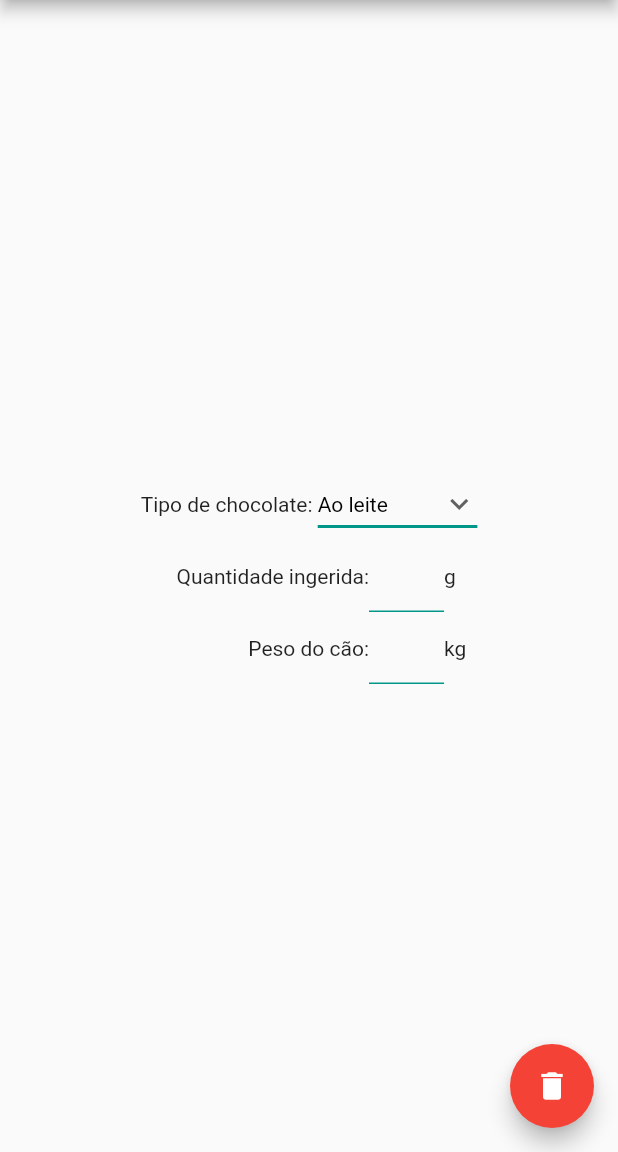
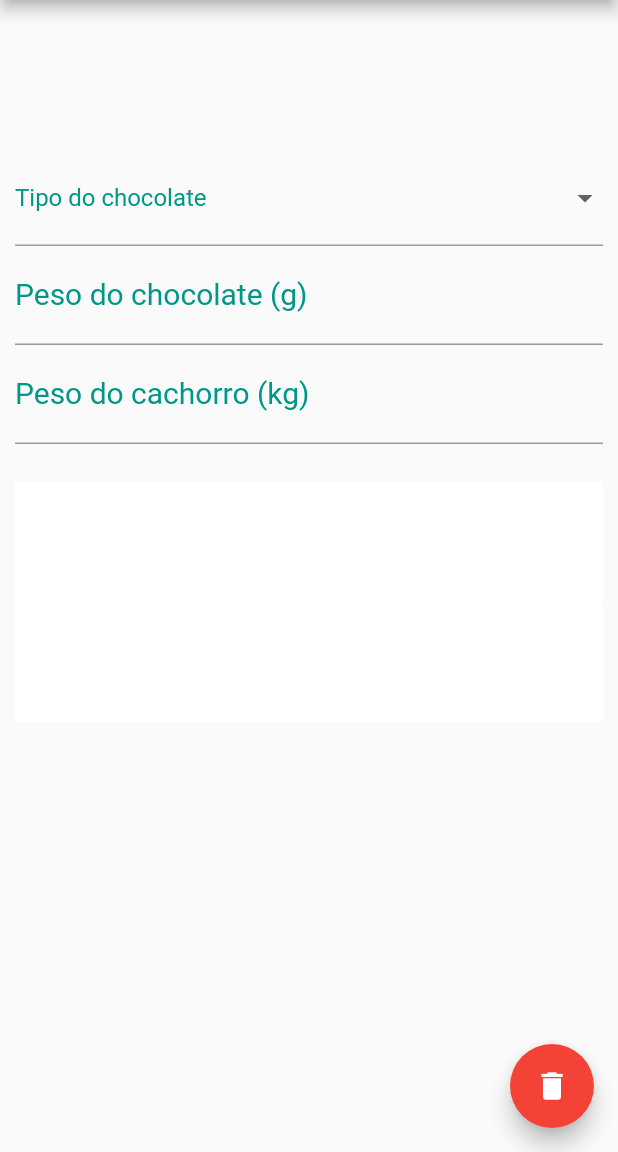
Before and after one commit to enriquefiore/choco-toxic, a Flutter app: the screen it shows after launch, after a tap on the "delete" icon, on a phone screen of 412 x 824 dp, the part 84-1236 px from its top. Run offline on Flutter 3.47's test engine with Material 2 defaults, Android fonts, the phone set to English and light mode, and no system bars.

Commit message:
20200508_commit: Calculos funcionando

```diff
--- a/lib/main.dart
+++ b/lib/main.dart
@@ -25,17 +25,66 @@ class MyHomePage extends StatefulWidget {
   _MyHomePageState createState() => _MyHomePageState();
 }
 
+class _MyHomePageState extends State<MyHomePage> {
+  GlobalKey<FormState> _formKey = GlobalKey<FormState>();
+
+  var pesoChoController = TextEditingController();
+  var pesoDogController = TextEditingController();
   String ddChocolateValue = "Ao leite";
-
-class _MyHomePageState extends State<MyHomePage> {
-  double _txtCWeight = 0.0;
-  double _txtAWeight = 0.0;
+  String _resultadoCalculadora = "";
+  String _resultadoMensagem = "";
+  Color _resultadoCor = Colors.white;
+  Color _resultadoCorFonte = Colors.white;
 
   void _resetForm() {
     setState(() {
       ddChocolateValue = "Ao leite";
-      _txtCWeight = 0;
-      _txtAWeight = 0;
+      pesoChoController.text = "";
+      pesoDogController.text = "";
+      _resultadoCalculadora = "";
+      _resultadoMensagem = "";
+      _resultadoCor = Colors.white;
+      _resultadoCorFonte = Colors.white;
+    });
+  }
+
+  void calcular(){
+    setState(() {
+      double chocolate = double.parse(pesoChoController.text);
+      double cachorro = double.parse(pesoDogController.text);
+      double metilxantina = 0;
+      double resultado = 0;
+
+      switch(ddChocolateValue){
+        case "Branco":
+          metilxantina = 0.0035;
+          break;
+        case "Ao leite":
+          metilxantina = 2.2575;
+          break;
+        case "Achocolatado":
+          metilxantina = 5.3264;
+          break;
+        case "Meio amargo":
+          metilxantina = 5.6438;
+          break;
+        case "Amargo":
+          metilxantina = 15.3442;
+          break;
+        case "Cacau em pó":
+          metilxantina = 28.4661;
+          break;
+      }
+
+      if(!cachorro.isNaN && !chocolate.isNaN) {
+        resultado = (metilxantina * chocolate) / cachorro;
+        resultado.toStringAsFixed(5);
+        _resultadoCalculadora = "$resultado mg/kg";
+        _resultadoCor = resultado < 20 ? Colors.teal : resultado < 40 ? Colors.yellow : resultado < 60 ? Colors.orange : Colors.red;
+        _resultadoCorFonte = resultado < 20  || resultado >= 60 ? Colors.white : Colors.grey;
+        _resultadoMensagem = resultado < 20 ? "Sem perigo." : resultado < 40 ? "Atenção!" : resultado < 60 ? "Perigo!" : "Risco de morte!";
+      } else
+        _resultadoCalculadora = "";
     });
   }
 
@@ -45,127 +94,144 @@ class _MyHomePageState extends State<MyHomePage> {
       appBar: AppBar(
         title: Text(widget.title),
       ),
-      body: Center(
+      body: SingleChildScrollView(
+        padding: EdgeInsets.fromLTRB(10.0, 0.0, 10.0, 0.0),
+        child: Form(
+          key: _formKey,
           child: Column(
-          mainAxisAlignment: MainAxisAlignment.center,
+            crossAxisAlignment: CrossAxisAlignment.stretch,
             children: <Widget>[
-            Row(
-              mainAxisAlignment: MainAxisAlignment.center,
-              children: <Widget>[
-                Text("Tipo de chocolate: "),
-                DropdownButton<String>(
-                  value: ddChocolateValue,
-                  icon: Icon(Icons.expand_more),
-                  iconSize: 24,
-                  elevation: 16,
-                  style: TextStyle(
-                    color: Colors.black
+              SizedBox(
+                height: 100,
               ),
-                  underline: Container(
-                    height: 2,
-                    color: Colors.teal,
+              Focus(
+                child: DropdownButtonFormField(
+                  decoration: InputDecoration(
+                      labelText: "Tipo do chocolate",
+                      labelStyle: TextStyle(
+                          color: Colors.teal
+                      )
                   ),
-                  onChanged: (String newValue){
-                    setState((){
-                      ddChocolateValue = newValue;
-                    });
-                  },
-                  items: <String>['Ao leite','Meio amargo','Amargo','Branco']
+                  items: <String>['Ao leite','Meio amargo','Amargo','Achocolatado','Cacau em pó','Branco']
                   .map<DropdownMenuItem<String>>((String value1){
                     return DropdownMenuItem<String>(
                       value: value1,
                       child: Text(value1),
                     );
-                  })
-                  .toList(),
+                  }).toList(),
+                  style:TextStyle(
+                    color: Colors.brown[900],
+                    fontSize: 20.0,
                   ),
-              ],
+                  onChanged: (String newValue){
+                    setState((){
+                      ddChocolateValue = newValue;
+                      calcular();
+                    });
+                  }
                 ),
-            Row(
+                onFocusChange: (hasFocus){
+                  if(!hasFocus)
+                    calcular();
+                },
+              ),
+              Focus(
+                child: TextFormField(
+                  keyboardType: TextInputType.number,
+                  decoration: InputDecoration(
+                      labelText: "Peso do chocolate (g)",
+                      labelStyle: TextStyle(
+                          color: Colors.teal
+                      )
+                  ),
+                  textAlign: TextAlign.center,
+                  style: TextStyle(
+                    color: Colors.brown[900],
+                    fontSize: 20.0,
+                  ),
+                  controller: pesoChoController,
+                  validator: (value) {
+                    if(value.isEmpty)
+                      return "Insira o peso em gramas";
+                    else
+                      calcular();
+                  },
+                ),
+                onFocusChange: (hasFocus){
+                  if(!hasFocus)
+                    calcular();
+                },
+              ),
+              Focus(
+                child: TextFormField(
+                  keyboardType: TextInputType.number,
+                  decoration: InputDecoration(
+                      labelText: "Peso do cachorro (kg)",
+                      labelStyle: TextStyle(
+                          color: Colors.teal
+                      )
+                  ),
+                  textAlign: TextAlign.center,
+                  style: TextStyle(
+                    color: Colors.black,
+                    fontSize: 20.0,
+                  ),
+                  controller: pesoDogController,
+                  validator: (value) {
+                    if(value.isEmpty)
+                      return "Insira o peso em kilogramas";
+                    else
+                      calcular();
+                  },
+                ),
+                onFocusChange: (hasFocus){
+                  if(!hasFocus)
+                    calcular();
+                },
+              ),
+              SizedBox(
+                height: 25,
+              ),
+              Container(
+                color: _resultadoCor,
+                child: Row(
                   mainAxisAlignment: MainAxisAlignment.center,
                   children: <Widget>[
                     SizedBox(
-                  width: 150.0,
-                  child: Text(
-                    "Quantidade ingerida: ",
-                    textAlign: TextAlign.end,
+                      height: 80,
                     ),
-                ),
-                SizedBox(
-                  width: 50.0,
-                  child: TextField(
-                    keyboardType: TextInputType.numberWithOptions(
-                      decimal: true,
-                      signed: false
-                    ),
-                    textAlign: TextAlign.end,
-                    decoration: InputDecoration(
-                      enabledBorder: UnderlineInputBorder(
-                        borderSide: BorderSide(color: Colors.teal),
-                      ),
-                      focusedBorder: UnderlineInputBorder(
-                        borderSide: BorderSide(color: Colors.teal)
-                      ),
-                      border: InputBorder.none,
-                      hintText: ''
-                    ),
-                  ),
-                ),
-                SizedBox(
-                  width: 20.0,
-                  child: Text(
-                    "g",
-                    textAlign: TextAlign.start,
+                    Text(
+                      _resultadoMensagem,
+                      textAlign: TextAlign.center,
+                      style: TextStyle(
+                          color: _resultadoCorFonte,
+                          fontSize: 40.0
                       ),
                     ),
                   ],
                 ),
-            Row(
+              ),
+              Container(
+                color: _resultadoCor,
+                child: Row(
                   mainAxisAlignment: MainAxisAlignment.center,
                   children: <Widget>[
                     SizedBox(
-                  width: 150.0,
-                  child: Text(
-                    "Peso do cão: ",
-                    textAlign: TextAlign.end,
+                      height: 80,
                     ),
-                ),
-                SizedBox(
-                  width: 50.0,
-                  child: TextField(
-                    keyboardType: TextInputType.numberWithOptions(
-                      decimal: true,
-                      signed: false
-                    ),
-                    textAlign: TextAlign.end,
-                    decoration: InputDecoration(
-                      enabledBorder: UnderlineInputBorder(
-                        borderSide: BorderSide(color: Colors.teal),
-                      ),
-                      focusedBorder: UnderlineInputBorder(
-                        borderSide: BorderSide(color: Colors.teal)
-                      ),
-                      border: InputBorder.none,
-                      hintText: ''
-                    ),
-
-                  ),
-                ),
-                SizedBox(
-                  width: 20.0,
-                  child: Text(
-                    "kg",
-                    textAlign: TextAlign.start,
+                    Text(
+                      _resultadoCalculadora,
+                      textAlign: TextAlign.center,
+                      style: TextStyle(
+                          color: _resultadoCorFonte,
+                          fontSize: 20.0
                       ),
                     ),
                   ],
                 ),
-            Row(
-              children: <Widget>[
-
+              ),
             ],
           ),
-          ],
         ),
       ),
       floatingActionButton: FloatingActionButton(
--- a/pubspec.yaml
+++ b/pubspec.yaml
@@ -1,6 +1,6 @@
 name: chocotoxic
 description: Calcule a toxicidade do chocolate ingerido pelo cachorro.
-version: 1.0.0+1
+version: 1.0.1+1
 
 environment:
   sdk: ">=2.1.0 <3.0.0"
```
Also changed, not shown: pubspec.lock, 3 other files. Lines whose indentation alone changed are shown as unchanged.
